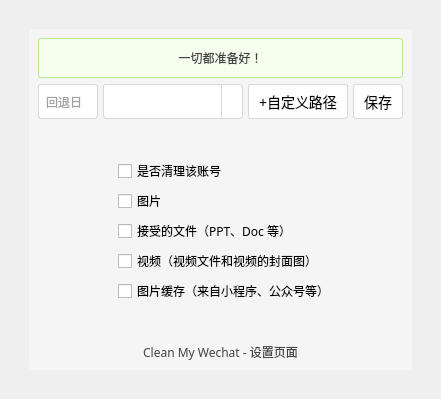
Old version of the form ui/config.ui in the repository blackboxo/CleanMyWechat.
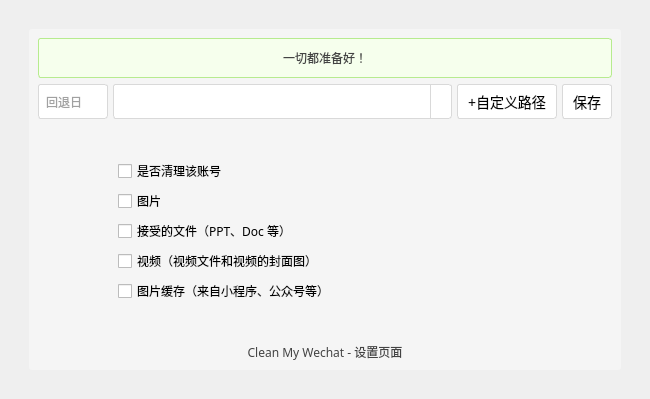
New version of the form. Icons and pictures are not drawn.

Commit message: 添加更完善的非法输入日期验证

The edit to the form file:
```diff
--- a/ui/config.ui
+++ b/ui/config.ui
@@ -6,7 +6,7 @@
    <rect>
     <x>0</x>
     <y>0</y>
-    <width>441</width>
+    <width>650</width>
     <height>399</height>
    </rect>
   </property>
@@ -102,7 +102,7 @@
           <widget class="QLineEdit" name="line_gobackdays">
            <property name="minimumSize">
             <size>
-             <width>0</width>
+             <width>70</width>
              <height>35</height>
             </size>
            </property>
@@ -146,7 +146,7 @@
           <widget class="QComboBox" name="combo_user">
            <property name="minimumSize">
             <size>
-             <width>0</width>
+             <width>70</width>
              <height>35</height>
             </size>
            </property>
@@ -166,7 +166,7 @@
 	border:1px solid #d9d9d9;
 	border-radius:3px;
 	line-height: 140px;
-	padding:5px;
+	padding:5px 20px;
 	color: #434343;
 }
 .QComboBox::drop-down {
```
The commit also changes 1 other file.
